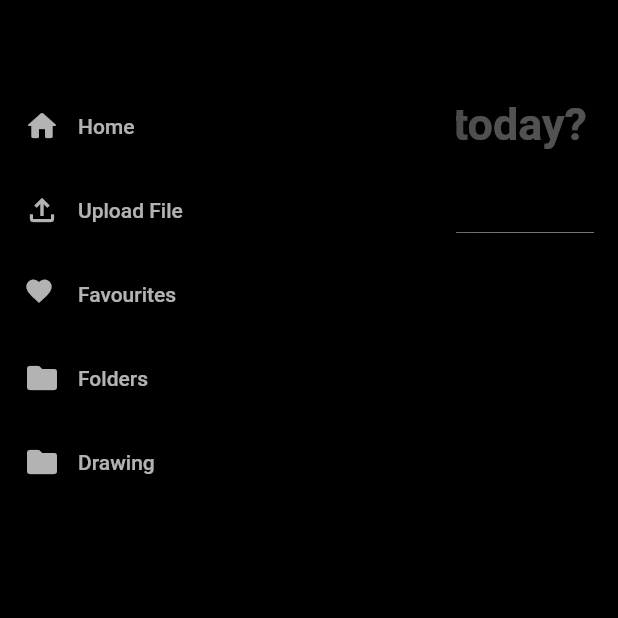
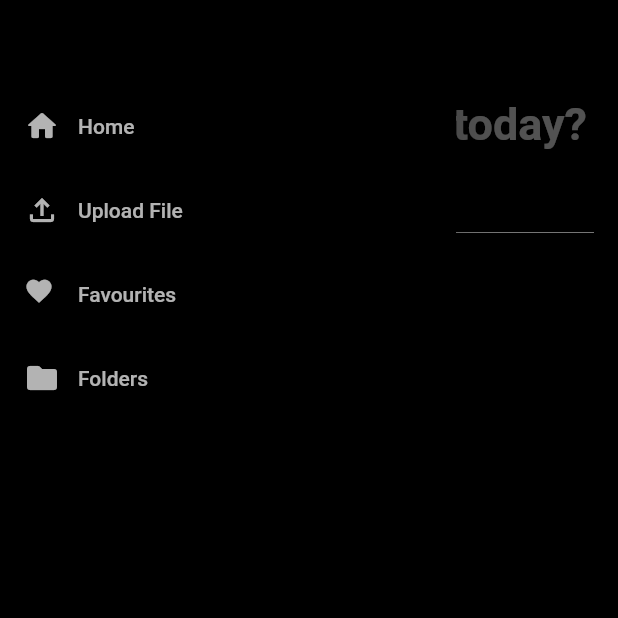
Before and after one commit to yuechen2001/Orbital_22-23_PDFReader, a Flutter app: the screen it shows after launch, with the side drawer open, on a phone screen of 412 x 824 dp, the top half of it. Run offline on Flutter 3.47's test engine with Material 2 defaults, Android fonts, the phone set to English and light mode, and no system bars; our stand-ins replace device_info_plus, file_picker, get, hive, hive_flutter; missing offline and left inert: dart:html, syncfusion_flutter_core, syncfusion_flutter_pdf, syncfusion_pdfviewer_platform_interface, window_manager; accounts and stored records are empty.

Commit message:
Final touchups v1

```diff
--- a/lib/widgets/side_navigation_bar.dart
+++ b/lib/widgets/side_navigation_bar.dart
@@ -1,6 +1,5 @@
 import 'package:flutter/material.dart';
 import 'package:get/get.dart';
-// import 'package:pdfreader2/view/reader/drawing_page.dart';
 
 import '../controllers/document_controller.dart';
 import '../models/document_model.dart';
@@ -102,24 +101,6 @@ class SideNavigationBar extends StatelessWidget {
               }
             },
           ),
-          ListTile(
-            title: Transform.translate(
-              offset: const Offset(-20, 0),
-              child: const Text(
-                'Drawing',
-                style: TextStyle(color: Colors.white70),
-              ),
-            ),
-            leading: const Icon(
-              Icons.folder_rounded,
-              color: Colors.white70,
-            ),
-            onTap: () {
-              // if (currentPage != "Folders") {
-              //   Get.offAll(const DrawingPage());
-              // }
-            },
-          ),
         ],
       ),
     );
```
Also changed, not shown: lib/controllers/document_controller.dart (+6 -4 lines).
